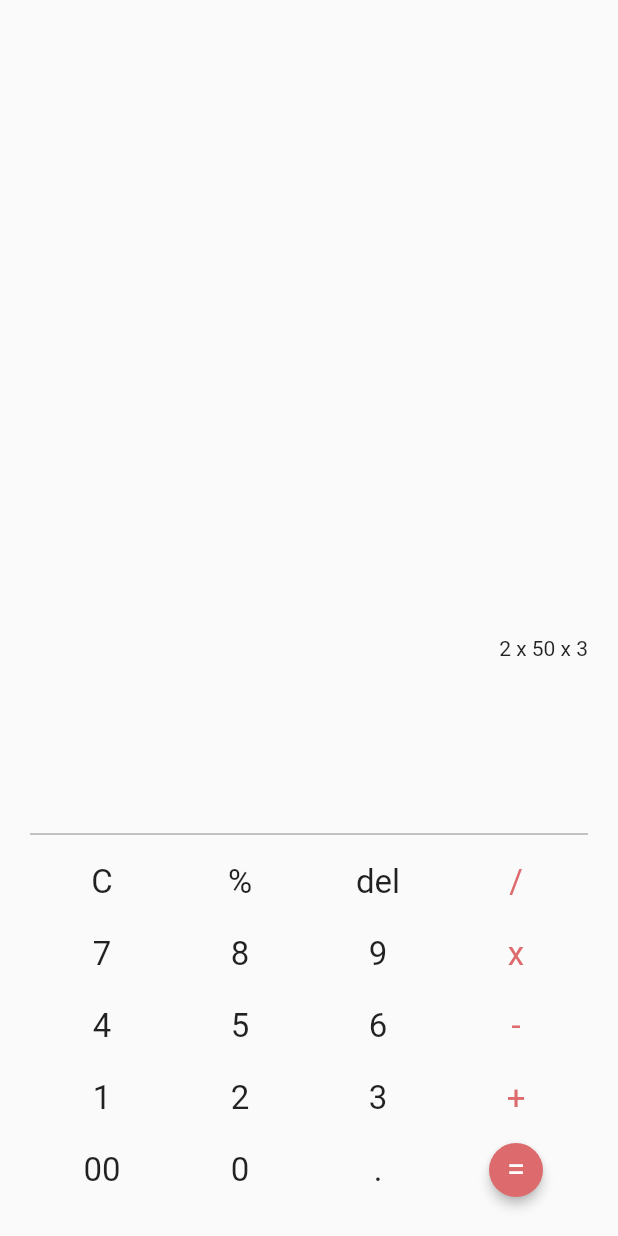
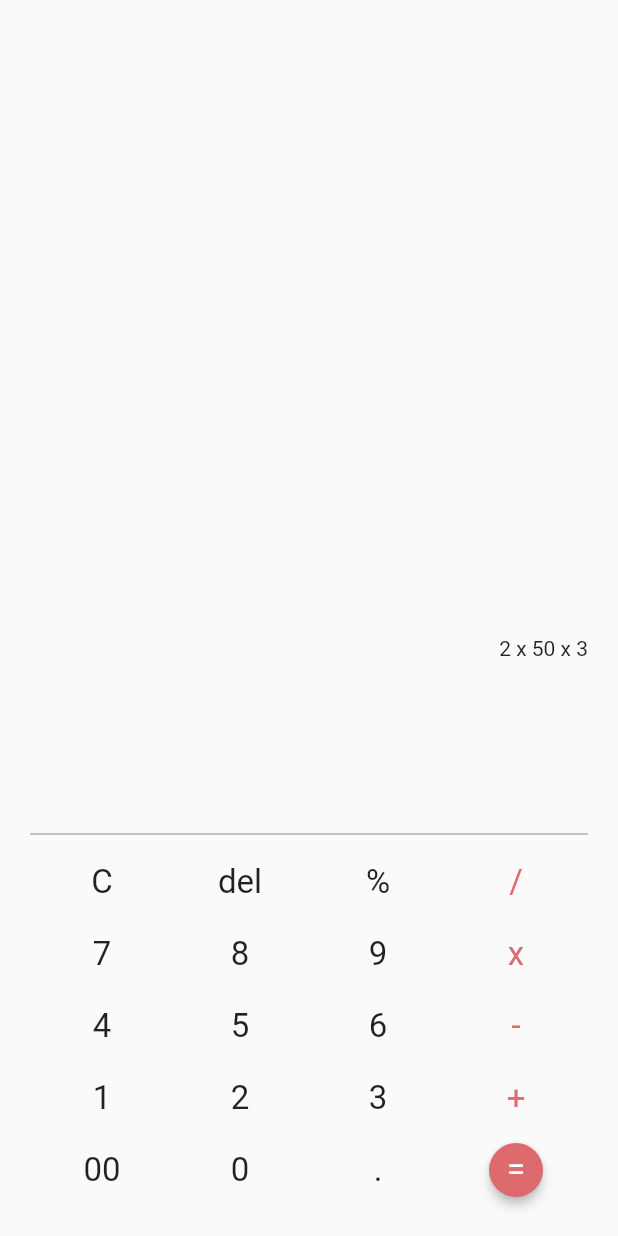
Before and after one commit to przbadu/my-awesome-flutter, a Flutter app: the screen it shows after launch, after a tap on "del", on a phone screen of 412 x 824 dp. Run offline on Flutter 3.47's test engine with Material 2 defaults, Android fonts, the phone set to English and light mode, and no system bars; our stand-ins replace math_expressions.

```diff
--- a/calculator/lib/main.dart
+++ b/calculator/lib/main.dart
@@ -27,6 +27,7 @@ class _CalculatorState extends State<Calculator> {
         result = result.substring(0, result.length - 1);
         break;
       case '=':
+        history.add(result);
         result = calculator.calculate(result);
         break;
       default:
@@ -59,7 +60,7 @@ class _CalculatorState extends State<Calculator> {
                         Container(
                           child: Column(
                             children: [
-                              SizedBox(height: 10),
+                              // render list of history in listview
                               Text('2 x 50 x 3'),
                             ],
                           ),
@@ -84,8 +85,8 @@ class _CalculatorState extends State<Calculator> {
                         mainAxisAlignment: MainAxisAlignment.spaceEvenly,
                         children: [
                           _buildButton(text: 'C'),
+                          _buildButton(text: 'del'),
                           _buildButton(text: '%'),
-                          _buildButton(text: 'del'),
                           _buildButton(text: '/', color: Color(0xFFDD6A6C)),
                         ],
                       ),
```
